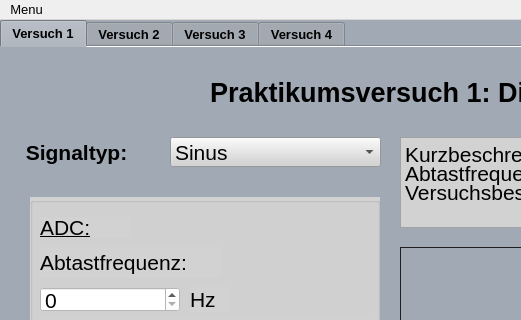
Above: formUi.ui from Lysmi/QtProject before the change; both pictures show x 0 to 521 and y 0 to 320 of the 1049 by 699 pixel window. Below: the same form after it.
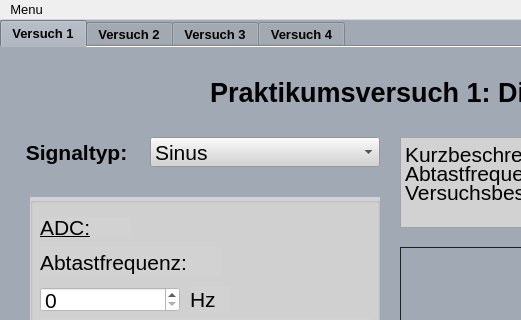
That is the form after the change. Custom widgets are drawn as their Qt base class.

The edit to the form file:
```diff
--- a/formUi.ui
+++ b/formUi.ui
@@ -150,9 +150,9 @@
      <widget class="QComboBox" name="v1_signaltype">
       <property name="geometry">
        <rect>
-        <x>170</x>
+        <x>150</x>
         <y>90</y>
-        <width>211</width>
+        <width>230</width>
         <height>30</height>
        </rect>
       </property>
@@ -186,7 +186,7 @@
        <rect>
         <x>20</x>
         <y>90</y>
-        <width>150</width>
+        <width>130</width>
         <height>30</height>
        </rect>
       </property>
```
